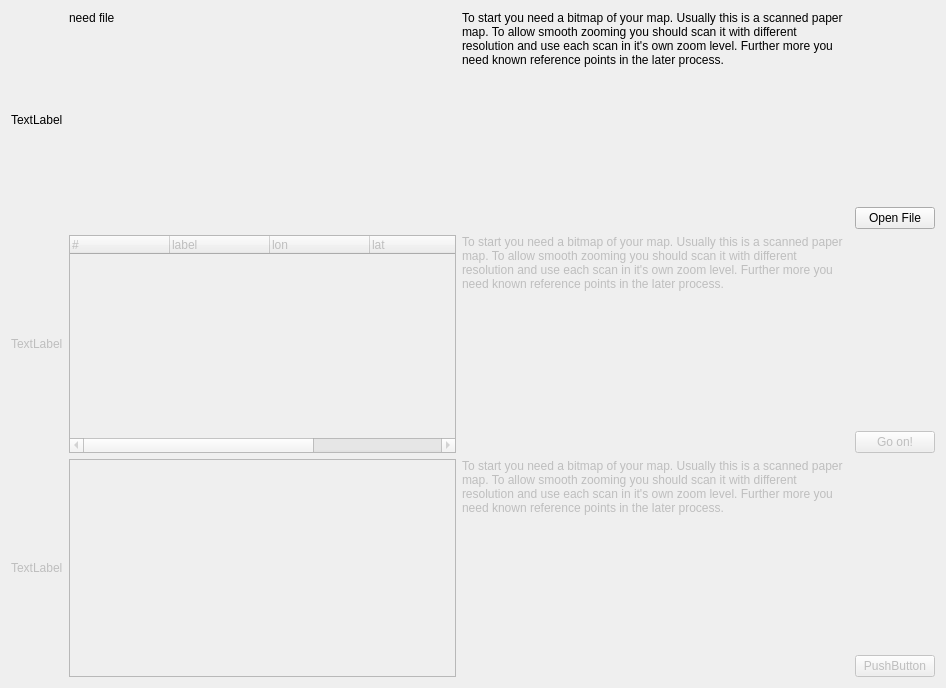
Before: the Qt Designer form src/ICreateMapGeoTiff.ui in ntruchsess/QLandkarteGT, drawn with Qt 5.
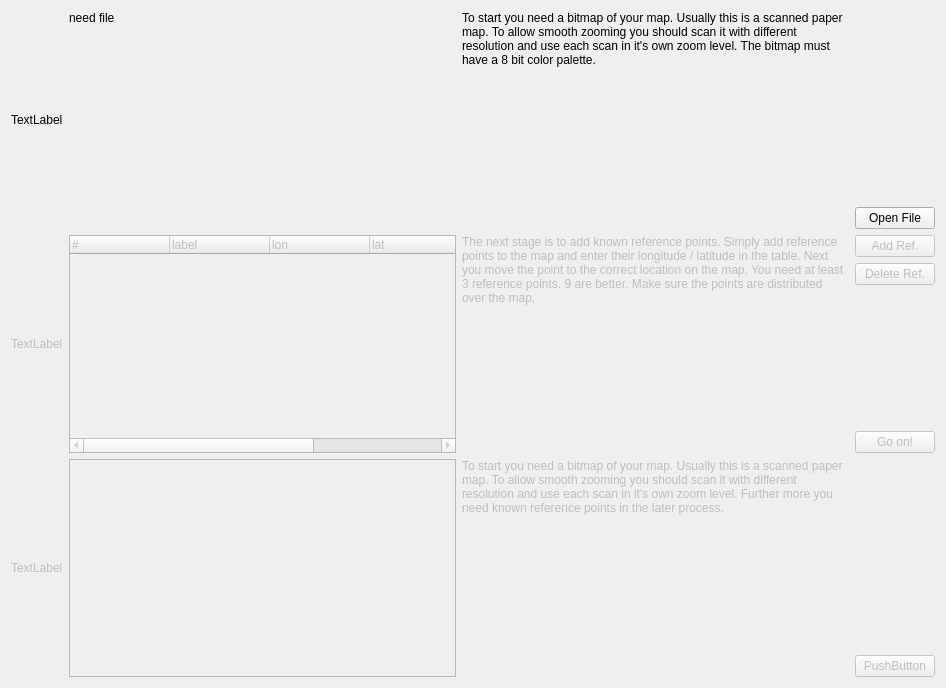
After: the same form once the commit is applied.

```diff
--- a/src/ICreateMapGeoTiff.ui
+++ b/src/ICreateMapGeoTiff.ui
@@ -39,7 +39,7 @@
       </sizepolicy>
      </property>
      <property name="text" >
-      <string>To start you need a bitmap of your map. Usually this is a scanned paper map. To allow smooth zooming you should scan it with different resolution and use each scan in it's own zoom level. Further more you need known reference points in the later process.</string>
+      <string>To start you need a bitmap of your map. Usually this is a scanned paper map. To allow smooth zooming you should scan it with different resolution and use each scan in it's own zoom level. The bitmap must have a 8 bit color palette.</string>
      </property>
      <property name="alignment" >
       <set>Qt::AlignLeading|Qt::AlignLeft|Qt::AlignTop</set>
@@ -129,7 +129,7 @@
       <bool>false</bool>
      </property>
      <property name="text" >
-      <string>To start you need a bitmap of your map. Usually this is a scanned paper map. To allow smooth zooming you should scan it with different resolution and use each scan in it's own zoom level. Further more you need known reference points in the later process.</string>
+      <string>The next stage is to add known reference points. Simply add reference points to the map and enter their longitude / latitude in the table. Next you move the point to the correct location on the map. You need at least 3 reference points. 9 are better. Make sure the points are distributed over the map.</string>
      </property>
      <property name="alignment" >
       <set>Qt::AlignLeading|Qt::AlignLeft|Qt::AlignTop</set>
@@ -141,6 +141,26 @@
    </item>
    <item row="1" column="3" >
     <layout class="QVBoxLayout" >
+     <item>
+      <widget class="QPushButton" name="pushAddRef" >
+       <property name="enabled" >
+        <bool>false</bool>
+       </property>
+       <property name="text" >
+        <string>Add Ref.</string>
+       </property>
+      </widget>
+     </item>
+     <item>
+      <widget class="QPushButton" name="pushDelRef" >
+       <property name="enabled" >
+        <bool>false</bool>
+       </property>
+       <property name="text" >
+        <string>Delete Ref.</string>
+       </property>
+      </widget>
+     </item>
      <item>
       <spacer>
        <property name="orientation" >
```
